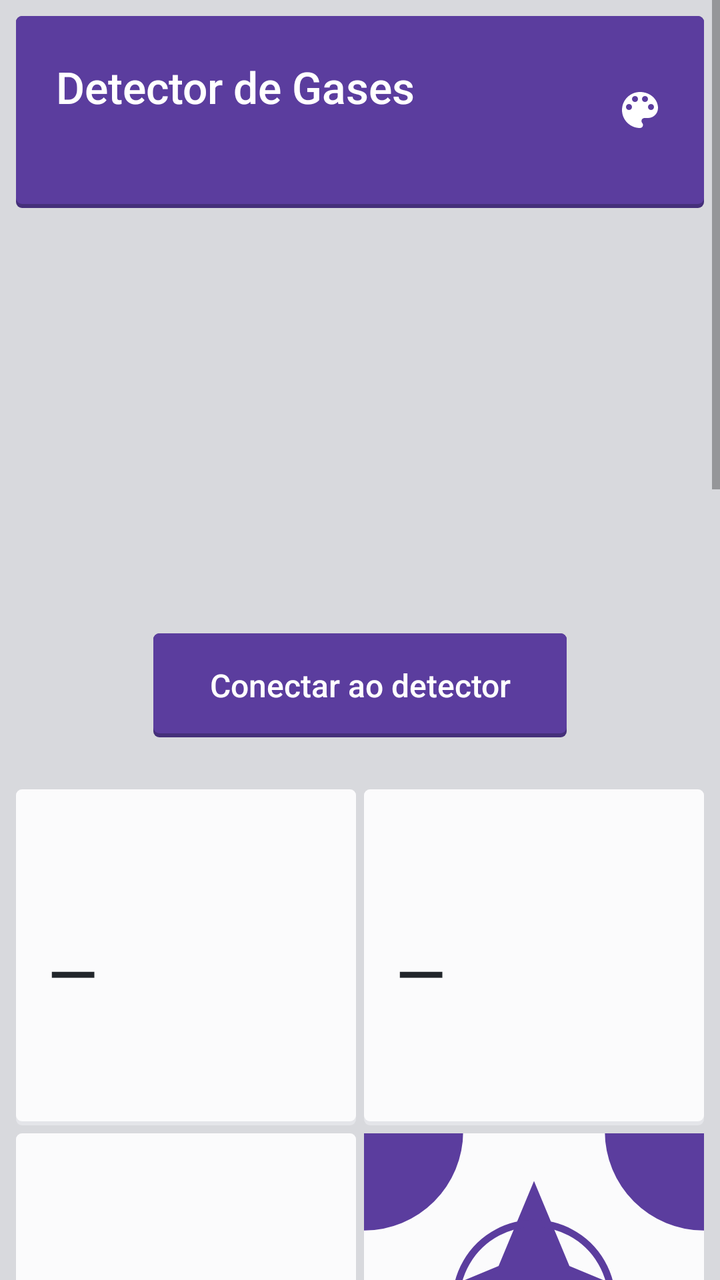
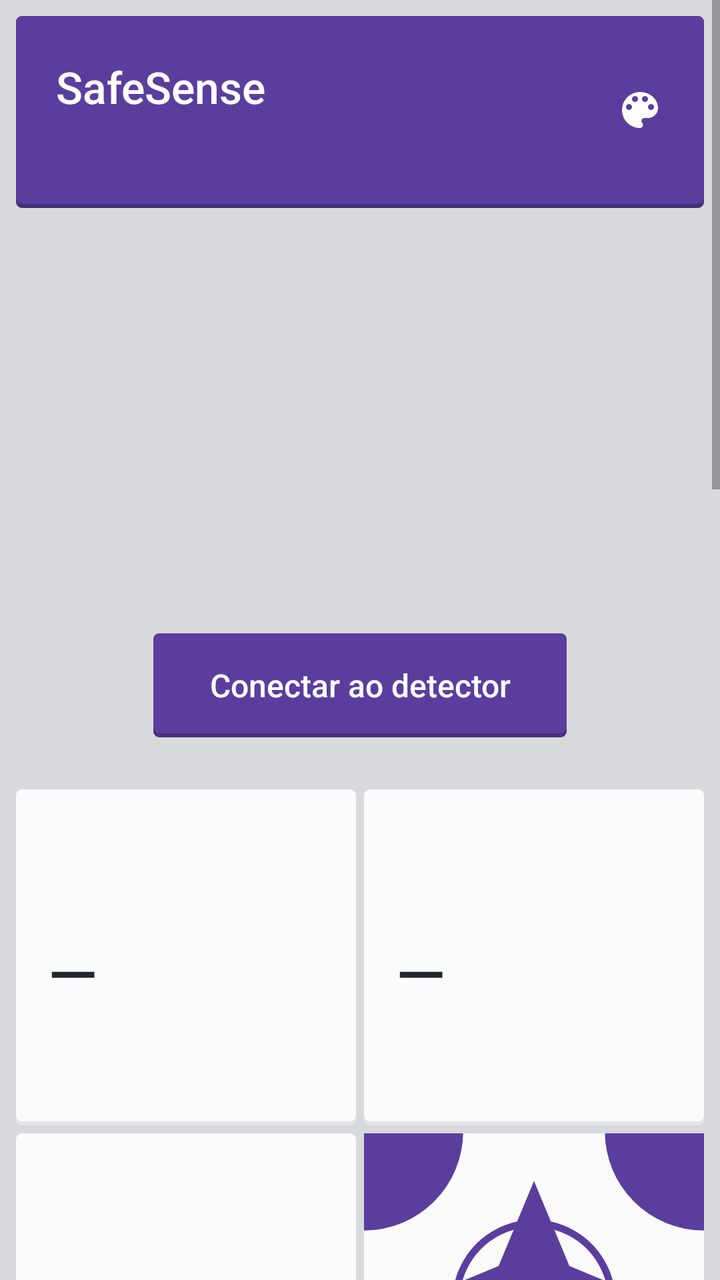

Compare the two renders of this Android layout. The source of the first and the diff that turns it into the second are given below.
<!-- AndroidManifest.xml: application theme Tema -->
<!-- res/layout/activity_main.xml -->
<?xml version="1.0" encoding="utf-8"?>
<ScrollView xmlns:android="http://schemas.android.com/apk/res/android"
    android:layout_width="match_parent"
    android:layout_height="match_parent"
    android:background="@color/rejunte"
    android:fitsSystemWindows="true">

    <LinearLayout
        android:layout_width="match_parent"
        android:layout_height="wrap_content"
        android:orientation="vertical"
        android:padding="8dp">

        
        <LinearLayout
            android:layout_width="match_parent"
            android:layout_height="wrap_content"
            android:background="@drawable/ladrilho_marca"
            android:gravity="center_vertical"
            android:minHeight="96dp"
            android:paddingStart="20dp"
            android:paddingTop="16dp"
            android:paddingEnd="8dp"
            android:paddingBottom="18dp">

            <LinearLayout
                android:layout_width="0dp"
                android:layout_height="wrap_content"
                android:layout_weight="1"
                android:orientation="vertical">

                <TextView
                    android:layout_width="wrap_content"
                    android:layout_height="wrap_content"
                    android:accessibilityHeading="true"
                    android:fontFamily="sans-serif-medium"
                    android:text="Detector de Gases"
                    android:textColor="#FFFFFF"
                    android:textSize="22sp" />

                <TextView
                    android:id="@+id/txtConexao"
                    android:layout_width="wrap_content"
                    android:layout_height="wrap_content"
                    android:layout_marginTop="4dp"
                    android:accessibilityLiveRegion="polite"
                    android:textColor="?attr/marca_clara"
                    android:textSize="14sp" />
            </LinearLayout>

            <ImageButton
                android:id="@+id/btnTema"
                android:layout_width="48dp"
                android:layout_height="48dp"
                android:background="?android:attr/selectableItemBackgroundBorderless"
                android:contentDescription="Mudar o tema"
                android:src="@drawable/ic_tema" />
        </LinearLayout>

        
        <LinearLayout
            android:id="@+id/ladrilhoEstado"
            android:layout_width="match_parent"
            android:layout_height="wrap_content"
            android:layout_marginTop="4dp"
            android:gravity="center"
            android:minHeight="248dp"
            android:orientation="vertical"
            android:paddingStart="24dp"
            android:paddingTop="24dp"
            android:paddingEnd="24dp"
            android:paddingBottom="22dp">

            <ImageView
                android:id="@+id/icEstado"
                android:layout_width="44dp"
                android:layout_height="44dp"
                android:importantForAccessibility="no" />

            <TextView
                android:id="@+id/txtEstado"
                android:layout_width="wrap_content"
                android:layout_height="wrap_content"
                android:layout_marginTop="10dp"
                android:accessibilityLiveRegion="assertive"
                android:fontFamily="sans-serif"
                android:gravity="center"
                android:letterSpacing="-0.01"
                android:textSize="40sp"
                android:textStyle="bold" />

            <TextView
                android:id="@+id/txtMensagem"
                android:layout_width="wrap_content"
                android:layout_height="wrap_content"
                android:layout_marginTop="8dp"
                android:gravity="center"
                android:lineSpacingExtra="3sp"
                android:maxWidth="320dp"
                android:textSize="16sp" />

            <TextView
                android:id="@+id/txtAtualizado"
                android:layout_width="wrap_content"
                android:layout_height="wrap_content"
                android:layout_marginTop="12dp"
                android:fontFeatureSettings="tnum"
                android:textSize="13sp" />

            <Button
                android:id="@+id/btnConectar"
                android:layout_width="wrap_content"
                android:layout_height="wrap_content"
                android:layout_marginTop="18dp"
                android:background="@drawable/botao_marca"
                android:fontFamily="sans-serif-medium"
                android:minHeight="52dp"
                android:paddingStart="28dp"
                android:paddingEnd="28dp"
                android:stateListAnimator="@null"
                android:text="Conectar ao detector"
                android:textAllCaps="false"
                android:textColor="#FFFFFF"
                android:textSize="16sp" />
        </LinearLayout>

        
        <LinearLayout
            android:layout_width="match_parent"
            android:layout_height="wrap_content"
            android:layout_marginTop="4dp">

            <include android:id="@+id/sensorMq2" layout="@layout/ladrilho_sensor"
                android:layout_width="0dp" android:layout_height="wrap_content" android:layout_weight="1" />

            <View android:layout_width="4dp" android:layout_height="0dp" />

            <include android:id="@+id/sensorMq135" layout="@layout/ladrilho_sensor"
                android:layout_width="0dp" android:layout_height="match_parent" android:layout_weight="1" />
        </LinearLayout>

        <LinearLayout
            android:layout_width="match_parent"
            android:layout_height="wrap_content"
            android:layout_marginTop="4dp">

            <include android:id="@+id/sensorTemp" layout="@layout/ladrilho_sensor"
                android:layout_width="0dp" android:layout_height="wrap_content" android:layout_weight="1" />

            <View android:layout_width="4dp" android:layout_height="0dp" />

            <FrameLayout
                android:layout_width="0dp"
                android:layout_height="match_parent"
                android:layout_weight="1"
                android:background="@drawable/ladrilho">

                <ImageView
                    android:layout_width="match_parent"
                    android:layout_height="match_parent"
                    android:importantForAccessibility="no"
                    android:scaleType="centerCrop"
                    android:src="@drawable/azulejo_motivo" />
            </FrameLayout>
        </LinearLayout>

        
        <LinearLayout style="@style/Ladrilho">

            <LinearLayout
                android:layout_width="match_parent"
                android:layout_height="wrap_content"
                android:baselineAligned="true">

                <TextView
                    style="@style/Texto.Titulo"
                    android:layout_width="0dp"
                    android:layout_height="wrap_content"
                    android:layout_weight="1"
                    android:accessibilityHeading="true"
                    android:text="Como esteve o ar" />

                <TextView
                    android:id="@+id/txtPeriodo"
                    style="@style/Texto.Tecnico"
                    android:layout_width="wrap_content"
                    android:layout_height="wrap_content"
                    android:textSize="13sp" />
            </LinearLayout>

            <com.pi3.detector.BarraEstados
                android:id="@+id/barra"
                android:layout_width="match_parent"
                android:layout_height="36dp"
                android:layout_marginTop="12dp" />

            <LinearLayout
                android:layout_width="match_parent"
                android:layout_height="wrap_content"
                android:layout_marginTop="6dp"
                android:importantForAccessibility="noHideDescendants">

                <TextView
                    android:id="@+id/txtInicio"
                    style="@style/Texto.Tecnico"
                    android:layout_width="0dp"
                    android:layout_height="wrap_content"
                    android:layout_weight="1" />

                <TextView
                    android:id="@+id/txtFim"
                    style="@style/Texto.Tecnico"
                    android:layout_width="wrap_content"
                    android:layout_height="wrap_content"
                    android:text="agora" />
            </LinearLayout>

            <TextView
                android:id="@+id/txtTempoEstados"
                style="@style/Texto.Corpo"
                android:layout_width="wrap_content"
                android:layout_height="wrap_content"
                android:layout_marginTop="10dp"
                android:fontFeatureSettings="tnum" />
        </LinearLayout>

        
        <LinearLayout style="@style/Ladrilho">

            <LinearLayout
                android:layout_width="match_parent"
                android:layout_height="wrap_content"
                android:baselineAligned="true">

                <TextView
                    style="@style/Texto.Titulo"
                    android:layout_width="0dp"
                    android:layout_height="wrap_content"
                    android:layout_weight="1"
                    android:accessibilityHeading="true"
                    android:text="Resumo da sessão" />

                <TextView
                    android:id="@+id/txtLeituras"
                    style="@style/Texto.Tecnico"
                    android:layout_width="wrap_content"
                    android:layout_height="wrap_content"
                    android:fontFeatureSettings="tnum"
                    android:textSize="13sp" />
            </LinearLayout>

            <TableLayout
                android:id="@+id/tabela"
                android:layout_width="match_parent"
                android:layout_height="wrap_content"
                android:layout_marginTop="2dp"
                android:shrinkColumns="0"
                android:stretchColumns="0" />
        </LinearLayout>

        <include android:id="@+id/graficoMq2" layout="@layout/ladrilho_grafico" />

        <include android:id="@+id/graficoMq135" layout="@layout/ladrilho_grafico" />

        <include android:id="@+id/graficoTemp" layout="@layout/ladrilho_grafico" />

        <Button
            android:id="@+id/btnDesconectar"
            android:layout_width="match_parent"
            android:layout_height="64dp"
            android:layout_marginTop="4dp"
            android:background="@drawable/ladrilho_botao"
            android:fontFamily="sans-serif-medium"
            android:stateListAnimator="@null"
            android:text="Desconectar"
            android:textAllCaps="false"
            android:textColor="?attr/acao"
            android:textSize="16sp" />
    </LinearLayout>
</ScrollView>
<!-- res/layout/ladrilho_sensor.xml (included above) -->
<?xml version="1.0" encoding="utf-8"?>
<LinearLayout xmlns:android="http://schemas.android.com/apk/res/android"
    android:layout_width="0dp"
    android:layout_height="match_parent"
    android:layout_weight="1"
    android:background="@drawable/ladrilho"
    android:minHeight="168dp"
    android:orientation="vertical"
    android:padding="16dp">

    <TextView android:id="@+id/nome" style="@style/Texto.Titulo"
        android:layout_width="wrap_content" android:layout_height="wrap_content" />

    <TextView android:id="@+id/tecnico" style="@style/Texto.Tecnico"
        android:layout_width="wrap_content" android:layout_height="wrap_content" />

    <View android:layout_width="0dp" android:layout_height="0dp" android:layout_weight="1" />

    <LinearLayout android:layout_width="wrap_content" android:layout_height="wrap_content"
        android:layout_marginTop="12dp" android:baselineAligned="true">

        <TextView android:id="@+id/valor"
            android:layout_width="wrap_content" android:layout_height="wrap_content"
            android:fontFamily="sans-serif-medium" android:fontFeatureSettings="tnum"
            android:text="—" android:textColor="@color/tinta" android:textSize="32sp" />

        <TextView android:id="@+id/unidade" style="@style/Texto.Tecnico"
            android:layout_width="wrap_content" android:layout_height="wrap_content"
            android:layout_marginStart="4dp" android:textSize="14sp" />
    </LinearLayout>

    <TextView android:id="@+id/significado" style="@style/Texto.Corpo"
        android:layout_width="wrap_content" android:layout_height="wrap_content"
        android:layout_marginTop="4dp" android:minLines="2" android:textSize="13sp" />
</LinearLayout>
<!-- res/layout/ladrilho_grafico.xml (included above) -->
<?xml version="1.0" encoding="utf-8"?>
<LinearLayout xmlns:android="http://schemas.android.com/apk/res/android" style="@style/Ladrilho">

    <LinearLayout android:layout_width="match_parent" android:layout_height="wrap_content"
        android:baselineAligned="true">

        <TextView android:id="@+id/nome" style="@style/Texto.Titulo"
            android:layout_width="wrap_content" android:layout_height="wrap_content" />

        <TextView android:id="@+id/tecnico" style="@style/Texto.Tecnico"
            android:layout_width="wrap_content" android:layout_height="wrap_content"
            android:layout_marginStart="8dp" />
    </LinearLayout>

    <com.pi3.detector.Grafico android:id="@+id/grafico"
        android:layout_width="match_parent" android:layout_height="150dp"
        android:layout_marginTop="8dp" />
</LinearLayout>
<!-- resources referenced by this layout -->
<resources>
  <color name="rejunte">#D8D9DD</color>
  <color name="tinta">#22262B</color>
  <!-- drawable botao_marca (drawable) -->
  <?xml version="1.0" encoding="utf-8"?>
  <ripple xmlns:android="http://schemas.android.com/apk/res/android" android:color="#33FFFFFF">
      <item android:drawable="@drawable/ladrilho_marca" />
  </ripple>
  <!-- drawable ladrilho (drawable) -->
  <?xml version="1.0" encoding="utf-8"?>
  <layer-list xmlns:android="http://schemas.android.com/apk/res/android">
      <item>
          <shape><solid android:color="@color/esmalte_base" /><corners android:radius="3dp" /></shape>
      </item>
      <item android:bottom="2dp">
          <shape><solid android:color="@color/azulejo" /><corners android:radius="3dp" /></shape>
      </item>
  </layer-list>
  <!-- drawable ladrilho_botao (drawable) -->
  <?xml version="1.0" encoding="utf-8"?>
  <ripple xmlns:android="http://schemas.android.com/apk/res/android" android:color="?attr/toque">
      <item android:drawable="@drawable/ladrilho" />
  </ripple>
  <!-- drawable ladrilho_marca (drawable) -->
  <?xml version="1.0" encoding="utf-8"?>
  <layer-list xmlns:android="http://schemas.android.com/apk/res/android">
      <item>
          <shape><solid android:color="?attr/marca_base" /><corners android:radius="3dp" /></shape>
      </item>
      <item android:bottom="2dp">
          <shape><solid android:color="?attr/marca" /><corners android:radius="3dp" /></shape>
      </item>
  </layer-list>
  <style name="Ladrilho">
          <item name="android:layout_width">match_parent</item>
          <item name="android:layout_height">wrap_content</item>
          <item name="android:layout_marginTop">4dp</item>
          <item name="android:background">@drawable/ladrilho</item>
          <item name="android:orientation">vertical</item>
          <item name="android:padding">16dp</item>
      </style>
  <style name="Texto.Corpo" parent="">
          <item name="android:textSize">14sp</item>
          <item name="android:lineSpacingExtra">2sp</item>
          <item name="android:textColor">@color/tinta_media</item>
      </style>
  <style name="Texto.Tecnico" parent="">
          <item name="android:textSize">12sp</item>
          <item name="android:textColor">@color/tinta_fraca</item>
      </style>
  <style name="Texto.Titulo" parent="">
          <item name="android:textSize">16sp</item>
          <item name="android:fontFamily">sans-serif-medium</item>
          <item name="android:textColor">@color/tinta</item>
      </style>
  <color name="azulejo">#FBFBFC</color>
  <color name="esmalte_base">#E4E5E9</color>
  <color name="tinta_media">#545A60</color>
  <color name="tinta_fraca">#666C72</color>
  <style name="TemaBase" parent="@android:style/Theme.Material.Light.NoActionBar">
          <item name="android:windowLightStatusBar">true</item>
      </style>
  <style name="Tema.Dialogo" parent="@android:style/Theme.Material.Light.Dialog.Alert">
          <item name="android:colorAccent">?attr/acao</item>
          <item name="android:colorBackground">@color/azulejo</item>
          <item name="android:textColorPrimary">@color/tinta</item>
          <item name="android:textColorSecondary">@color/tinta_media</item>
          <item name="android:buttonBarButtonStyle">@style/Tema.BotaoDialogo</item>
      </style>
  <color name="roxo">#5B3D9E</color>
  <color name="roxo_base">#45307A</color>
  <color name="roxo_claro">#DCD2F2</color>
  <color name="roxo_acao">#5B3D9E</color>
  <color name="roxo_toque">#295B3D9E</color>
  <style name="Tema.BotaoDialogo" parent="@android:style/Widget.Material.Light.Button.Borderless.Colored">
          <item name="android:textAllCaps">false</item>
          <item name="android:textSize">15sp</item>
      </style>
  <!-- unchanged entries left out for length: 3 -->
</resources>

<!-- the commit's change to res/layout/activity_main.xml (unified diff, before → after) -->
@@ -34,7 +34,7 @@
                     android:layout_height="wrap_content"
                     android:accessibilityHeading="true"
                     android:fontFamily="sans-serif-medium"
-                    android:text="Detector de Gases"
+                    android:text="SafeSense"
                     android:textColor="#FFFFFF"
                     android:textSize="22sp" />
 
